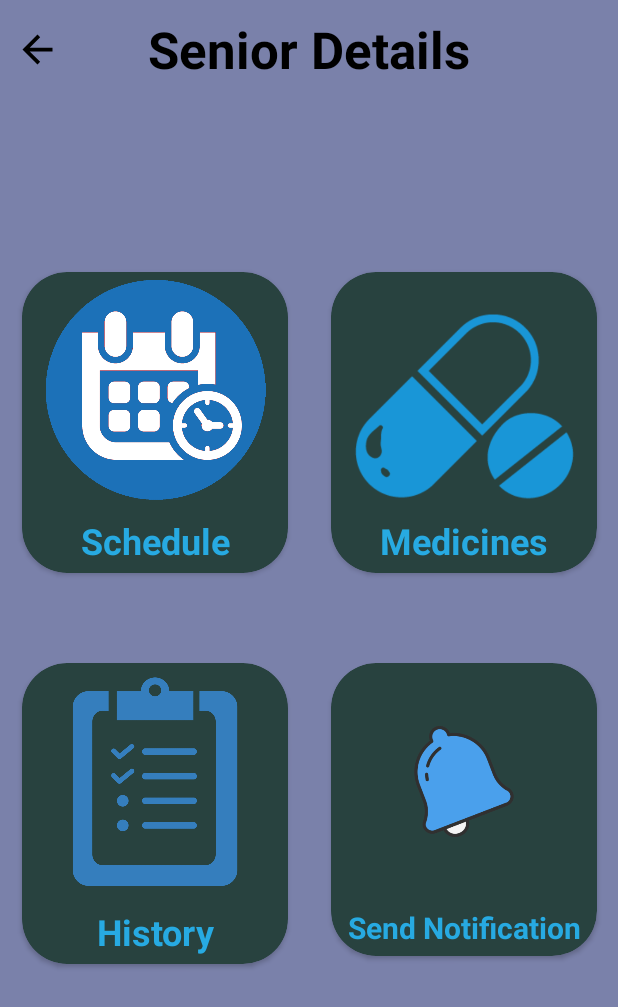
After one commit to MostafaSalah22/Senior_app, an Android app: the fragment SeniorDetailsFragment placed in its activity, on a phone screen of 412 x 824 dp. The commit adds this screen. Shown: the top 1007 px of the screen. Run offline under Robolectric (Android 15) with nearby library versions, the phone set to English and light mode, and no system bars; our stand-ins replace Dagger/Hilt's generated code.

Commit message:
update senior item design and add new fragment (senior details)

```diff
--- a/app/src/main/java/com/project/senior/schedule/ScheduleFragment.kt
+++ b/app/src/main/java/com/project/senior/schedule/ScheduleFragment.kt
@@ -13,6 +13,7 @@ import android.widget.ImageView
 import androidx.lifecycle.Observer
 import androidx.lifecycle.ViewModelProvider
 import androidx.navigation.fragment.findNavController
+import androidx.navigation.fragment.navArgs
 import androidx.recyclerview.widget.LinearLayoutManager
 import com.project.senior.R
 import com.project.senior.databinding.FragmentScheduleBinding
@@ -27,6 +28,7 @@ class ScheduleFragment : Fragment() {
     private lateinit var scheduleViewModel: ScheduleViewModel
     private lateinit var scheduleAdapter: ScheduleAdapter
     private val arr:ArrayList<ScheduleModel> = ArrayList()
+    private var userId: Int? = null
 
 
     override fun onCreateView(
@@ -35,6 +37,8 @@ class ScheduleFragment : Fragment() {
     ): View? {
         binding =
             FragmentScheduleBinding.inflate(inflater , container , false)
+        val scheduleFragmentArgs by navArgs<ScheduleFragmentArgs>()
+        userId = scheduleFragmentArgs.userId
         scheduleViewModel = ViewModelProvider(this)[ScheduleViewModel::class.java]
         return binding.root
     }
--- /dev/null
+++ b/app/src/main/java/com/project/senior/seniorDetails/SeniorDetailsFragment.kt
@@ -0,0 +1,54 @@
+package com.project.senior.seniorDetails
+
+import android.os.Bundle
+import androidx.fragment.app.Fragment
+import android.view.LayoutInflater
+import android.view.View
+import android.view.ViewGroup
+import androidx.navigation.fragment.findNavController
+import androidx.navigation.fragment.navArgs
+import com.project.senior.R
+import com.project.senior.databinding.FragmentSeniorDetailsBinding
+import com.project.senior.databinding.FragmentSeniorsBinding
+
+
+class SeniorDetailsFragment : Fragment() {
+
+    private lateinit var binding: FragmentSeniorDetailsBinding
+
+    override fun onCreateView(
+        inflater: LayoutInflater, container: ViewGroup?,
+        savedInstanceState: Bundle?
+    ): View? {
+        binding =
+            FragmentSeniorDetailsBinding.inflate(inflater,container,false)
+        return binding.root
+    }
+
+    override fun onViewCreated(view: View, savedInstanceState: Bundle?) {
+        super.onViewCreated(view, savedInstanceState)
+
+        clickListener()
+    }
+
+    private fun clickListener() {
+        binding.cardScheduleSeniorDetails.setOnClickListener {
+            val detailsFragmentArgs by navArgs<SeniorDetailsFragmentArgs>()
+            val userId = detailsFragmentArgs.userId
+            navigateToScheduleFragment(userId)
+        }
+
+        binding.imgBackSeniorDetails.setOnClickListener {
+            backToSeniorsFragment()
+        }
+    }
+
+    private fun navigateToScheduleFragment(userId: Int) {
+        findNavController().navigate(SeniorDetailsFragmentDirections.actionSeniorDetailsFragmentToScheduleFragment(userId))
+    }
+
+    private fun backToSeniorsFragment() {
+        findNavController().popBackStack()
+    }
+
+}
--- a/app/src/main/java/com/project/senior/seniors/SeniorsFragment.kt
+++ b/app/src/main/java/com/project/senior/seniors/SeniorsFragment.kt
@@ -78,8 +78,8 @@ class SeniorsFragment : Fragment() {
             showNewSeniorDialog(requireContext())
         }
 
-        seniorsAdapter.onItemClick = {
-            navigateToScheduleFragment()
+        seniorsAdapter.onProfileClick = {seniorData->
+            navigateToSeniorDetailsFragment(seniorData.id)
         }
     }
 
@@ -107,8 +107,8 @@ class SeniorsFragment : Fragment() {
         findNavController().popBackStack()
     }
 
-    private fun navigateToScheduleFragment() {
-        findNavController().navigate(SeniorsFragmentDirections.actionSeniorsFragmentToScheduleFragment())
+    private fun navigateToSeniorDetailsFragment(userId: Int) {
+        findNavController().navigate(SeniorsFragmentDirections.actionSeniorsFragmentToSeniorDetailsFragment(userId))
     }
 
     private fun showNewSeniorDialog(context: Context) {
--- a/app/src/main/java/com/project/senior/seniors/recyclerview/SeniorsAdapter.kt
+++ b/app/src/main/java/com/project/senior/seniors/recyclerview/SeniorsAdapter.kt
@@ -16,7 +16,7 @@ import com.project.senior.databinding.SeniorItemBinding
 class SeniorsAdapter :
     ListAdapter<MySeniorsData, SeniorsAdapter.SeniorViewHolder>(SeniorDiffCallback()) {
 
-    var onItemClick: ((MySeniorsData) -> Unit)? = null
+    var onProfileClick: ((MySeniorsData) -> Unit)? = null
 
     class SeniorViewHolder(private val binding: SeniorItemBinding) :
         RecyclerView.ViewHolder(binding.root) {
@@ -24,6 +24,8 @@ class SeniorsAdapter :
             val name: TextView = binding.tvNameSeniorItem
             val age: TextView = binding.tvAgeSeniorItem
             val picture: ImageView = binding.imgPictureSeniorItem
+            val delete: ImageView = binding.imgDeleteSeniorItem
+            val profile: ImageView = binding.imgProfileSeniorItem
 
     }
 
@@ -37,7 +39,7 @@ class SeniorsAdapter :
         return SeniorViewHolder(listItemBinding)
     }
 
-    override fun onBindViewHolder(holder: SeniorsAdapter.SeniorViewHolder, position: Int) {
+    override fun onBindViewHolder(holder: SeniorViewHolder, position: Int) {
         val item = getItem(position)
 
         holder.name.text = item.name
@@ -47,8 +49,8 @@ class SeniorsAdapter :
             transformations(CircleCropTransformation())
         }
 
-        holder.itemView.setOnClickListener {
-            onItemClick?.invoke(item)
+        holder.profile.setOnClickListener {
+            onProfileClick?.invoke(item)
         }
     }
 
--- /dev/null
+++ b/app/src/main/res/drawable/baseline_cancel_24.xml
@@ -0,0 +1,5 @@
+<vector android:height="24dp" android:tint="#716C6C"
+    android:viewportHeight="24" android:viewportWidth="24"
+    android:width="24dp" xmlns:android="http://schemas.android.com/apk/res/android">
+    <path android:fillColor="@android:color/white" android:pathData="M12,2C6.47,2 2,6.47 2,12s4.47,10 10,10 10,-4.47 10,-10S17.53,2 12,2zM17,15.59L15.59,17 12,13.41 8.41,17 7,15.59 10.59,12 7,8.41 8.41,7 12,10.59 15.59,7 17,8.41 13.41,12 17,15.59z"/>
+</vector>
--- /dev/null
+++ b/app/src/main/res/layout/fragment_senior_details.xml
@@ -0,0 +1,220 @@
+<?xml version="1.0" encoding="utf-8"?>
+<androidx.constraintlayout.widget.ConstraintLayout xmlns:android="http://schemas.android.com/apk/res/android"
+    xmlns:app="http://schemas.android.com/apk/res-auto"
+    xmlns:tools="http://schemas.android.com/tools"
+    android:layout_width="match_parent"
+    android:layout_height="match_parent"
+    android:background="#7A81AA"
+    tools:context=".seniorDetails.SeniorDetailsFragment">
+
+    <androidx.cardview.widget.CardView
+        android:id="@+id/card_notification_senior_details"
+        android:layout_width="wrap_content"
+        android:layout_height="wrap_content"
+        android:layout_marginTop="30dp"
+        android:backgroundTint="#28423F"
+        app:cardCornerRadius="30dp"
+        app:layout_constraintEnd_toEndOf="parent"
+        app:layout_constraintStart_toStartOf="@+id/guideline2"
+        app:layout_constraintTop_toTopOf="@+id/guideline4">
+
+        <androidx.constraintlayout.widget.ConstraintLayout
+            android:layout_width="match_parent"
+            android:layout_height="match_parent">
+
+            <ImageView
+                android:id="@+id/imageView4"
+                android:layout_width="177dp"
+                android:layout_height="147dp"
+                android:layout_marginTop="5dp"
+                android:src="@drawable/notification_icon"
+                app:layout_constraintEnd_toEndOf="parent"
+                app:layout_constraintStart_toStartOf="parent"
+                app:layout_constraintTop_toTopOf="parent" />
+
+            <TextView
+                android:id="@+id/textView11"
+                android:layout_width="0dp"
+                android:layout_height="wrap_content"
+                android:layout_marginTop="10dp"
+                android:layout_marginBottom="5dp"
+                android:gravity="center"
+                android:text="Send Notification"
+                android:textColor="#27aae2"
+                android:textSize="20sp"
+                android:textStyle="bold"
+                app:layout_constraintBottom_toBottomOf="parent"
+                app:layout_constraintEnd_toEndOf="@+id/imageView4"
+                app:layout_constraintStart_toStartOf="@+id/imageView4"
+                app:layout_constraintTop_toBottomOf="@+id/imageView4" />
+        </androidx.constraintlayout.widget.ConstraintLayout>
+    </androidx.cardview.widget.CardView>
+
+    <androidx.cardview.widget.CardView
+        android:id="@+id/card_history_senior_details"
+        android:layout_width="wrap_content"
+        android:layout_height="wrap_content"
+        android:layout_marginTop="30dp"
+        android:backgroundTint="#28423F"
+        app:cardCornerRadius="30dp"
+        app:layout_constraintEnd_toStartOf="@+id/guideline2"
+        app:layout_constraintStart_toStartOf="parent"
+        app:layout_constraintTop_toTopOf="@+id/guideline4">
+
+        <androidx.constraintlayout.widget.ConstraintLayout
+            android:layout_width="match_parent"
+            android:layout_height="match_parent">
+
+            <ImageView
+                android:id="@+id/imageView3"
+                android:layout_width="177dp"
+                android:layout_height="147dp"
+                android:layout_marginTop="5dp"
+                android:src="@drawable/history_icon"
+                app:layout_constraintEnd_toEndOf="parent"
+                app:layout_constraintStart_toStartOf="parent"
+                app:layout_constraintTop_toTopOf="parent" />
+
+            <TextView
+                android:id="@+id/textView10"
+                android:layout_width="0dp"
+                android:layout_height="wrap_content"
+                android:layout_marginTop="10dp"
+                android:layout_marginBottom="5dp"
+                android:gravity="center"
+                android:text="History"
+                android:textColor="#27aae2"
+                android:textSize="24sp"
+                android:textStyle="bold"
+                app:layout_constraintBottom_toBottomOf="parent"
+                app:layout_constraintEnd_toEndOf="@+id/imageView3"
+                app:layout_constraintStart_toStartOf="@+id/imageView3"
+                app:layout_constraintTop_toBottomOf="@+id/imageView3" />
+        </androidx.constraintlayout.widget.ConstraintLayout>
+    </androidx.cardview.widget.CardView>
+
+    <androidx.cardview.widget.CardView
+        android:id="@+id/card_medicines_senior_details"
+        android:layout_width="wrap_content"
+        android:layout_height="wrap_content"
+        android:layout_marginBottom="30dp"
+        android:backgroundTint="#28423F"
+        app:cardCornerRadius="30dp"
+        app:layout_constraintBottom_toTopOf="@+id/guideline4"
+        app:layout_constraintEnd_toEndOf="parent"
+        app:layout_constraintStart_toStartOf="@+id/guideline2">
+
+        <androidx.constraintlayout.widget.ConstraintLayout
+            android:layout_width="match_parent"
+            android:layout_height="match_parent">
+
+            <ImageView
+                android:id="@+id/imageView2"
+                android:layout_width="177dp"
+                android:layout_height="147dp"
+                android:layout_marginTop="5dp"
+                android:src="@drawable/medicine_icon"
+                app:layout_constraintEnd_toEndOf="parent"
+                app:layout_constraintStart_toStartOf="parent"
+                app:layout_constraintTop_toTopOf="parent" />
+
+            <TextView
+                android:id="@+id/textView9"
+                android:layout_width="0dp"
+                android:layout_height="wrap_content"
+                android:layout_marginTop="10dp"
+                android:layout_marginBottom="5dp"
+                android:gravity="center"
+                android:text="Medicines"
+                android:textColor="#27aae2"
+                android:textSize="24sp"
+                android:textStyle="bold"
+                app:layout_constraintBottom_toBottomOf="parent"
+                app:layout_constraintEnd_toEndOf="@+id/imageView2"
+                app:layout_constraintStart_toStartOf="@+id/imageView2"
+                app:layout_constraintTop_toBottomOf="@+id/imageView2" />
+        </androidx.constraintlayout.widget.ConstraintLayout>
+    </androidx.cardview.widget.CardView>
+
+    <androidx.cardview.widget.CardView
+        android:id="@+id/card_schedule_senior_details"
+        android:layout_width="wrap_content"
+        android:layout_height="wrap_content"
+        android:layout_marginBottom="30dp"
+        android:backgroundTint="#28423F"
+        app:cardCornerRadius="30dp"
+        app:layout_constraintBottom_toTopOf="@+id/guideline4"
+        app:layout_constraintEnd_toStartOf="@+id/guideline2"
+        app:layout_constraintStart_toStartOf="parent">
+
+        <androidx.constraintlayout.widget.ConstraintLayout
+            android:layout_width="match_parent"
+            android:layout_height="match_parent">
+
+            <ImageView
+                android:id="@+id/imageView"
+                android:layout_width="177dp"
+                android:layout_height="147dp"
+                android:layout_marginTop="5dp"
+                android:src="@drawable/schedule_icon"
+                app:layout_constraintEnd_toEndOf="parent"
+                app:layout_constraintStart_toStartOf="parent"
+                app:layout_constraintTop_toTopOf="parent" />
+
+            <TextView
+                android:id="@+id/textView8"
+                android:layout_width="0dp"
+                android:layout_height="wrap_content"
+                android:layout_marginTop="10dp"
+                android:layout_marginBottom="5dp"
+                android:gravity="center"
+                android:text="Schedule"
+                android:textColor="#27aae2"
+                android:textSize="24sp"
+                android:textStyle="bold"
+                app:layout_constraintBottom_toBottomOf="parent"
+                app:layout_constraintEnd_toEndOf="@+id/imageView"
+                app:layout_constraintStart_toStartOf="@+id/imageView"
+                app:layout_constraintTop_toBottomOf="@+id/imageView" />
+        </androidx.constraintlayout.widget.ConstraintLayout>
+    </androidx.cardview.widget.CardView>
+
+    <androidx.constraintlayout.widget.Guideline
+        android:id="@+id/guideline2"
+        android:layout_width="wrap_content"
+        android:layout_height="wrap_content"
+        android:orientation="vertical"
+        app:layout_constraintGuide_percent="0.5" />
+
+    <androidx.constraintlayout.widget.Guideline
+        android:id="@+id/guideline4"
+        android:layout_width="wrap_content"
+        android:layout_height="wrap_content"
+        android:orientation="horizontal"
+        app:layout_constraintGuide_percent="0.5" />
+
+    <TextView
+        android:id="@+id/textView12"
+        android:layout_width="wrap_content"
+        android:layout_height="wrap_content"
+        android:layout_marginTop="10dp"
+        android:text="Senior Details"
+        android:textColor="#000000"
+        android:textSize="34sp"
+        android:textStyle="bold"
+        app:layout_constraintEnd_toEndOf="parent"
+        app:layout_constraintStart_toStartOf="parent"
+        app:layout_constraintTop_toTopOf="parent" />
+
+    <ImageView
+        android:id="@+id/img_back_senior_details"
+        android:layout_width="30dp"
+        android:layout_height="30dp"
+        android:layout_marginStart="10dp"
+        android:background="?attr/selectableItemBackgroundBorderless"
+        android:src="@drawable/baseline_arrow_back_24"
+        app:layout_constraintBottom_toBottomOf="@+id/textView12"
+        app:layout_constraintStart_toStartOf="parent"
+        app:layout_constraintTop_toTopOf="@+id/textView12"
+        app:tint="#000000" />
+</androidx.constraintlayout.widget.ConstraintLayout>
--- a/app/src/main/res/layout/senior_item.xml
+++ b/app/src/main/res/layout/senior_item.xml
@@ -99,6 +99,27 @@
                 app:layout_constraintBottom_toBottomOf="@+id/textView6"
                 app:layout_constraintStart_toEndOf="@+id/tv_age_senior_item"
                 app:layout_constraintTop_toTopOf="@+id/textView6" />
+
+            <ImageView
+                android:id="@+id/img_delete_senior_item"
+                android:layout_width="30dp"
+                android:layout_height="30dp"
+                android:layout_marginTop="10dp"
+                android:layout_marginEnd="10dp"
+                android:background="?attr/selectableItemBackgroundBorderless"
+                app:layout_constraintEnd_toEndOf="parent"
+                app:layout_constraintTop_toTopOf="parent"
+                app:srcCompat="@drawable/baseline_cancel_24" />
+
+            <ImageView
+                android:id="@+id/img_profile_senior_item"
+                android:layout_width="30dp"
+                android:layout_height="30dp"
+                android:background="?attr/selectableItemBackgroundBorderless"
+                android:layout_marginBottom="10dp"
+                app:layout_constraintBottom_toBottomOf="parent"
+                app:layout_constraintEnd_toEndOf="@+id/img_delete_senior_item"
+                app:srcCompat="@drawable/baseline_account_circle_24" />
         </androidx.constraintlayout.widget.ConstraintLayout>
     </androidx.cardview.widget.CardView>
 </androidx.constraintlayout.widget.ConstraintLayout>
--- a/app/src/main/res/navigation/nav_graph.xml
+++ b/app/src/main/res/navigation/nav_graph.xml
@@ -98,8 +98,8 @@
         android:label="fragment_seniors"
         tools:layout="@layout/fragment_seniors" >
         <action
-            android:id="@+id/action_seniorsFragment_to_scheduleFragment"
-            app:destination="@id/scheduleFragment"
+            android:id="@+id/action_seniorsFragment_to_seniorDetailsFragment"
+            app:destination="@id/seniorDetailsFragment"
             app:enterAnim="@anim/anim_from_right"
             app:exitAnim="@anim/anim_to_left"
             app:popEnterAnim="@anim/anim_from_left"
@@ -109,5 +109,25 @@
         android:id="@+id/scheduleFragment"
         android:name="com.project.senior.schedule.ScheduleFragment"
         android:label="fragment_schedule"
-        tools:layout="@layout/fragment_schedule" />
+        tools:layout="@layout/fragment_schedule" >
+        <argument
+            android:name="userId"
+            app:argType="integer" />
+    </fragment>
+    <fragment
+        android:id="@+id/seniorDetailsFragment"
+        android:name="com.project.senior.seniorDetails.SeniorDetailsFragment"
+        android:label="fragment_senior_details"
+        tools:layout="@layout/fragment_senior_details" >
+        <action
+            android:id="@+id/action_seniorDetailsFragment_to_scheduleFragment"
+            app:destination="@id/scheduleFragment"
+            app:enterAnim="@anim/anim_from_right"
+            app:exitAnim="@anim/anim_to_left"
+            app:popEnterAnim="@anim/anim_from_left"
+            app:popExitAnim="@anim/anim_to_right"/>
+        <argument
+            android:name="userId"
+            app:argType="integer" />
+    </fragment>
 </navigation>
```
Also changed, not shown: app/src/main/res/drawable/history_icon.png (added), app/src/main/res/drawable/medicine_icon.png (added), app/src/main/res/drawable/notification_icon.png (added), app/src/main/res/drawable/schedule_icon.png (added).
